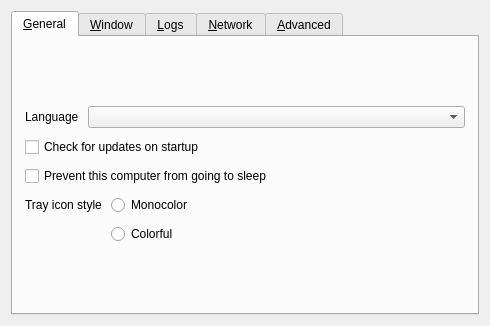
This is src/lib/gui/dialogs/SettingsDialog.ui in mahammadosmanov/mono-sync as Qt 5 draws it before an edit. The edited form follows.
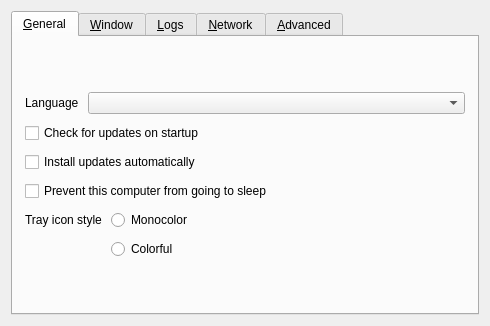
This is the edited form. Icons and pictures are not drawn.

Commit message:
feat(update): Prompt on launch and install verified updates
Show a modal prompt when a newer release is found: Install update,
Later, or Skip this version. Install update downloads the installer,
checks its SHA-256 digest, stops sharing, installs it silently on
Windows or replaces the app bundle on macOS, and relaunches Mono Sync.
An install waits for an explicit choice while sharing is active.

Add the gui/autoInstallUpdates setting (default off) and the
gui/skippedUpdateVersion setting. Show the startup update check option
in the settings dialog.

Patch:
```diff
--- a/src/lib/gui/dialogs/SettingsDialog.ui
+++ b/src/lib/gui/dialogs/SettingsDialog.ui
@@ -85,6 +85,13 @@
          </property>
         </widget>
        </item>
+       <item>
+        <widget class="QCheckBox" name="cbAutoInstallUpdates">
+         <property name="text">
+          <string>Install updates automatically</string>
+         </property>
+        </widget>
+       </item>
        <item>
         <widget class="QCheckBox" name="cbPreventSleep">
          <property name="text">
```
The commit also changes 15 other files.
